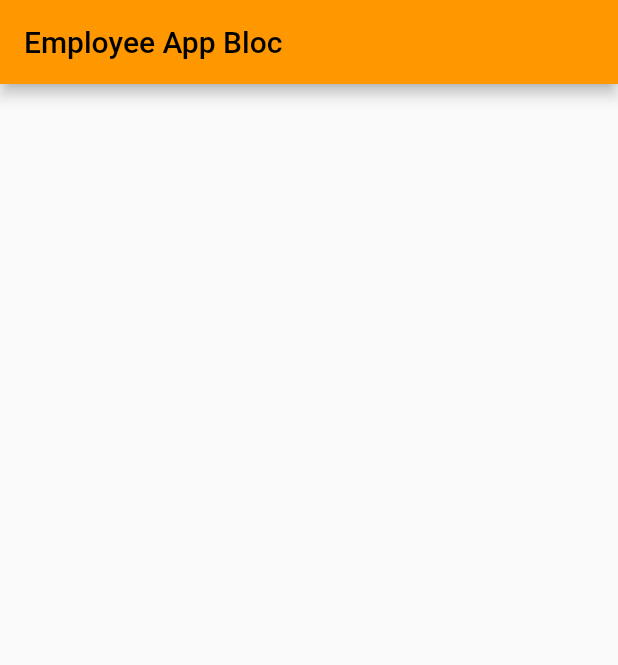
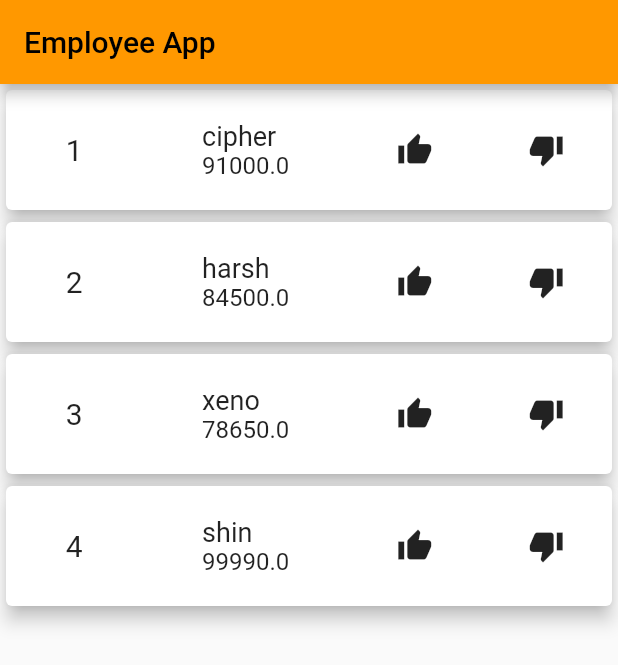
Before and after one commit to cscipher/flutter-BloC-learn, a Flutter app: the screen it shows after launch, on a phone screen of 412 x 824 dp. Shown: the top 665 px of the screen. Run offline on Flutter 3.47's test engine with Material 2 defaults, Android fonts, the phone set to English and light mode, and no system bars.

Commit message:
implemented UI

```diff
--- a/lib/employeeBloc.dart
+++ b/lib/employeeBloc.dart
@@ -2,7 +2,6 @@ import 'dart:async';
 import 'employee.dart';
 
 class EmployeeBloc {
-
   // dummy data
   final List<Employee> _employeeList = [
     Employee(1, 'cipher', 91000.0),
@@ -33,14 +32,7 @@ class EmployeeBloc {
   StreamSink<Employee> get employeeSalaryDecrementSink =>
       _employeeSalaryDecrementStreamController.sink;
 
-  EmployeeBloc() {
-    _employeeListStreamController.add(_employeeList);
-
-    _employeeSalaryIncrementStreamController.stream.listen(_incrementSalary);
-    _employeeSalaryDecrementStreamController.stream.listen(_decrementSalary);
-  }
-
-  // core functions
+  // core functions (logical funcs)
   void _incrementSalary(Employee event) {
     double salary = event.salary;
     double incrementedSalary = salary * 20 / 100;
@@ -57,6 +49,19 @@ class EmployeeBloc {
     employeeListSink.add(_employeeList);
   }
 
+  // increment salary method getter
+  Function(Employee) get incrementSalary => _incrementSalary;
+  // decrement salary method getter
+  Function(Employee) get decrementSalary => _decrementSalary;
+
+  // constructor
+  EmployeeBloc() {
+    _employeeListStreamController.add(_employeeList);
+
+    _employeeSalaryIncrementStreamController.stream.listen(_incrementSalary);
+    _employeeSalaryDecrementStreamController.stream.listen(_decrementSalary);
+  }
+
   //dispose
   void dispose() {
     _employeeListStreamController.close();
--- a/lib/home.dart
+++ b/lib/home.dart
@@ -1,3 +1,5 @@
+import 'package:bloclearn/employee.dart';
+import 'package:bloclearn/employeeBloc.dart';
 import 'package:flutter/material.dart';
 
 class Home extends StatefulWidget {
@@ -8,8 +10,87 @@ class Home extends StatefulWidget {
 }
 
 class _HomeState extends State<Home> {
+  final EmployeeBloc _employeeBloc = EmployeeBloc();
+
+  @override
+  void dispose() {
+    _employeeBloc.dispose();
+    super.dispose();
+  }
+
   @override
   Widget build(BuildContext context) {
-    return Container();
+    return Scaffold(
+      appBar: AppBar(
+        title: const Text('Employee App'),
+      ),
+      body: Container(
+        child: StreamBuilder<List<Employee>>(
+          stream: _employeeBloc.employeeListStream,
+          builder: (context, snapshot) {
+            if (snapshot.hasError) return const Text('Error!');
+
+            return ListView.builder(
+              itemCount: snapshot.data?.length ?? 0,
+              itemBuilder: (context, index) {
+                return Card(
+                  elevation: 5.0,
+                  child: Row(
+                    mainAxisAlignment: MainAxisAlignment.spaceAround,
+                    children: <Widget>[
+                      Container(
+                        padding: const EdgeInsets.all(20.0),
+                        child: Text(
+                          '${snapshot.data![index].id}',
+                          style: const TextStyle(fontSize: 20.0),
+                        ),
+                      ),
+                      Container(
+                        padding: const EdgeInsets.all(20.0),
+                        child: Column(
+                          crossAxisAlignment: CrossAxisAlignment.start,
+                          children: <Widget>[
+                            Text(
+                              snapshot.data![index].name,
+                              style: const TextStyle(fontSize: 18.0),
+                            ),
+                            Text(
+                              '${snapshot.data![index].salary}',
+                              style: const TextStyle(fontSize: 16.0),
+                            ),
+                          ],
+                        ),
+                      ),
+                      Container(
+                        child: IconButton(
+                          icon: const Icon(Icons.thumb_up),
+                          onPressed: () {
+                            _employeeBloc.employeeSalaryIncrementSink.add(
+                              _employeeBloc
+                                  .incrementSalary(snapshot.data![index]),
+                            );
+                          },
+                        ),
+                      ),
+                      Container(
+                        child: IconButton(
+                          icon: const Icon(Icons.thumb_down),
+                          onPressed: () {
+                            _employeeBloc.employeeSalaryDecrementSink.add(
+                              _employeeBloc
+                                  .decrementSalary(snapshot.data![index]),
+                            );
+                          },
+                        ),
+                      ),
+                    ],
+                  ),
+                );
+              },
+            );
+          },
+        ),
+      ),
+    );
   }
 }
--- a/lib/main.dart
+++ b/lib/main.dart
@@ -7,14 +7,9 @@ class MyApp extends StatelessWidget {
   @override
   Widget build(BuildContext context) {
     return MaterialApp(
-      title: 'Employee App Bloc',
-      theme: ThemeData(primarySwatch: Colors.orange),
-      debugShowCheckedModeBanner: false,
-      home: Scaffold(
-          appBar: AppBar(
-            title: const Text('Employee App Bloc'),
-          ),
-          body: const Home()),
-    );
+        title: 'Employee App Bloc',
+        theme: ThemeData(primarySwatch: Colors.orange),
+        debugShowCheckedModeBanner: false,
+        home: const Home());
   }
 }
```
